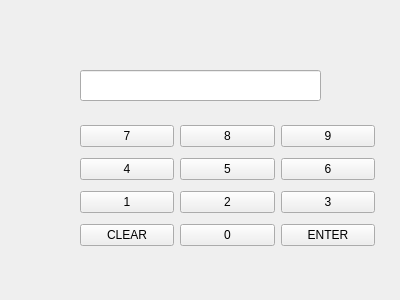
The window that src/views/authenticate_views/pin_view.ui (devforgely/MFA-Simulator) describes before a commit, drawn with Qt 5.
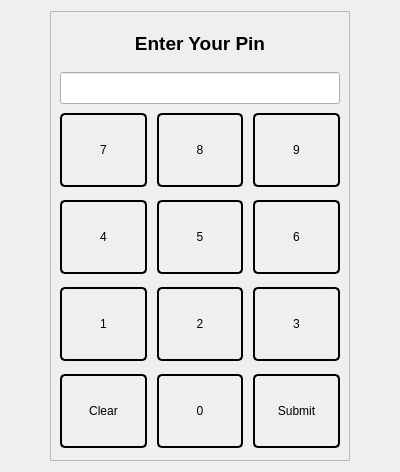
The same window after the commit.

Patch:
```diff
--- a/src/views/authenticate_views/pin_view.ui
+++ b/src/views/authenticate_views/pin_view.ui
@@ -7,32 +7,92 @@
     <x>0</x>
     <y>0</y>
     <width>400</width>
-    <height>300</height>
+    <height>472</height>
    </rect>
   </property>
   <property name="windowTitle">
    <string>Form</string>
   </property>
+  <layout class="QHBoxLayout" name="horizontalLayout">
+   <item>
+    <widget class="QFrame" name="left_frame">
+     <property name="minimumSize">
+      <size>
+       <width>300</width>
+       <height>450</height>
+      </size>
+     </property>
+     <property name="maximumSize">
+      <size>
+       <width>300</width>
+       <height>450</height>
+      </size>
+     </property>
+     <property name="frameShape">
+      <enum>QFrame::StyledPanel</enum>
+     </property>
+     <property name="frameShadow">
+      <enum>QFrame::Raised</enum>
+     </property>
+     <layout class="QVBoxLayout" name="verticalLayout">
+      <item>
+       <widget class="QLabel" name="label">
+        <property name="maximumSize">
+         <size>
+          <width>16777215</width>
+          <height>45</height>
+         </size>
+        </property>
+        <property name="font">
+         <font>
+          <pointsize>14</pointsize>
+          <weight>75</weight>
+          <bold>true</bold>
+         </font>
+        </property>
+        <property name="text">
+         <string>Enter Your Pin</string>
+        </property>
+        <property name="alignment">
+         <set>Qt::AlignCenter</set>
+        </property>
+       </widget>
+      </item>
+      <item>
   <widget class="QLineEdit" name="pin_field">
-   <property name="geometry">
-    <rect>
-     <x>80</x>
-     <y>70</y>
-     <width>241</width>
-     <height>31</height>
-    </rect>
-   </property>
-  </widget>
-  <widget class="QWidget" name="gridLayoutWidget">
-   <property name="geometry">
-    <rect>
-     <x>80</x>
-     <y>120</y>
-     <width>295</width>
-     <height>135</height>
-    </rect>
+        <property name="font">
+         <font>
+          <pointsize>15</pointsize>
+         </font>
+        </property>
+       </widget>
+      </item>
+      <item>
+       <widget class="QFrame" name="gridFrame">
+        <property name="styleSheet">
+         <string notr="true">QPushButton {
+	width: 70px;
+	height: 70px;
+	border: 2px solid black;
+	border-radius: 5px;
+}</string>
    </property>
    <layout class="QGridLayout" name="gridLayout" rowstretch="0,0,0,0,0">
+         <property name="leftMargin">
+          <number>0</number>
+         </property>
+         <property name="topMargin">
+          <number>0</number>
+         </property>
+         <property name="rightMargin">
+          <number>0</number>
+         </property>
+         <property name="bottomMargin">
+          <number>0</number>
+         </property>
+         <property name="spacing">
+          <number>10</number>
+         </property>
     <item row="2" column="1">
      <widget class="QPushButton" name="btn5">
       <property name="text">
@@ -99,7 +159,7 @@
     <item row="4" column="0">
      <widget class="QPushButton" name="clear_btn">
       <property name="text">
-       <string>CLEAR</string>
+            <string>Clear</string>
       </property>
      </widget>
     </item>
@@ -113,12 +173,17 @@
     <item row="4" column="2">
      <widget class="QPushButton" name="enter_btn">
       <property name="text">
-       <string>ENTER</string>
+            <string>Submit</string>
       </property>
      </widget>
     </item>
    </layout>
   </widget>
+      </item>
+     </layout>
+    </widget>
+   </item>
+  </layout>
  </widget>
  <resources/>
  <connections/>
```
Left out of the diff: 2 changed lines with no effect on the pictures. Lines whose indentation alone changed are shown as unchanged.
